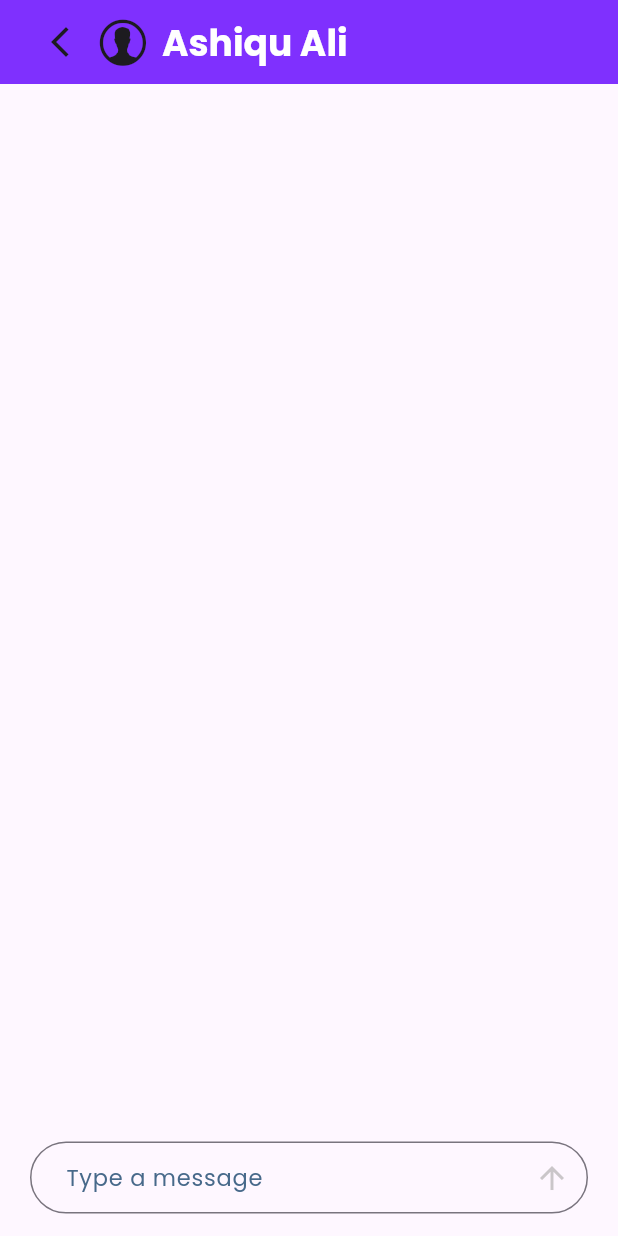
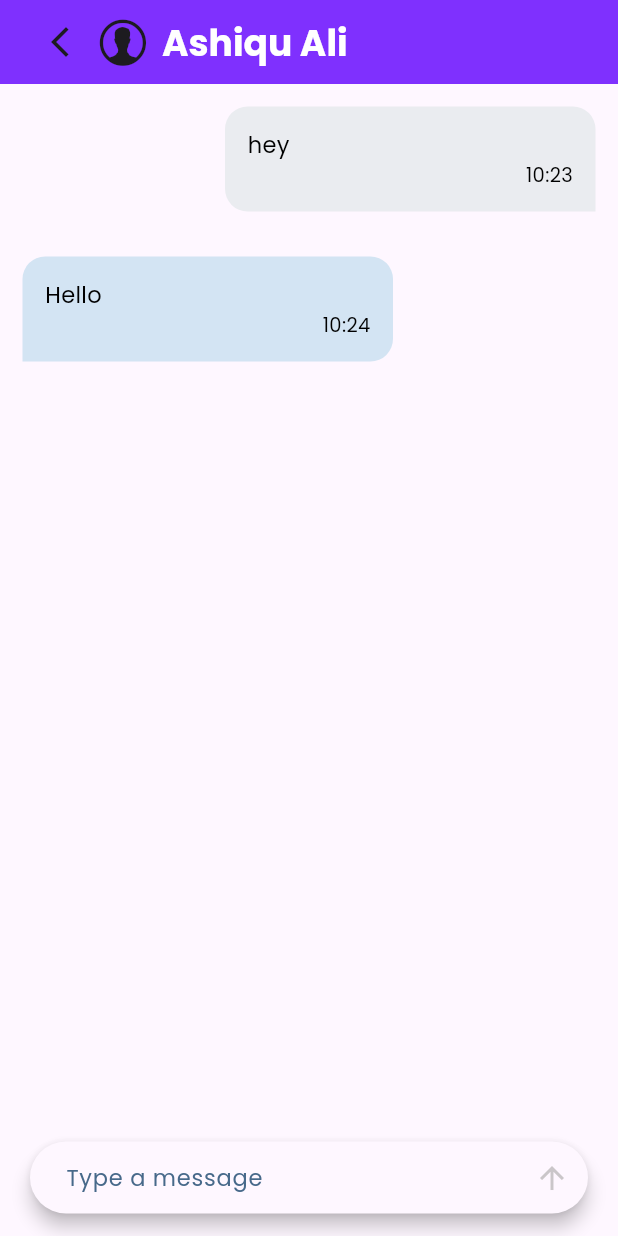
Before and after one commit to ashiqu-ali/genie, a Flutter app: the screen it shows after launch, on a phone screen of 412 x 824 dp. Run offline on Flutter 3.47's test engine with Material 3 defaults, Android fonts, the light colour scheme and no system bars; our stand-ins replace google_fonts.

Commit message:
chat screen completed

```diff
--- a/lib/components/messages.dart
+++ b/lib/components/messages.dart
@@ -20,18 +20,18 @@ class Messages extends StatelessWidget {
   Widget build(BuildContext context) {
     return Container(
       width: double.infinity,
-      padding: EdgeInsets.all(small),
-      margin: EdgeInsets.symmetric(vertical: small).copyWith(
-        left: isUser ? 100 : xsmall,
-        right: isUser ? xsmall : 100,
+      padding: const EdgeInsets.all(small),
+      margin: const EdgeInsets.symmetric(vertical: small).copyWith(
+        left: isUser ? 150 : xsmall,
+        right: isUser ? xsmall : 150,
       ),
       decoration: BoxDecoration(
         color: isUser ? userChat : resChat,
         borderRadius: BorderRadius.only(
-          topLeft: Radius.circular(xsmall),
-          bottomLeft: isUser ? Radius.circular(xsmall) : Radius.zero,
-          topRight: Radius.circular(xsmall),
-          bottomRight: !isUser ? Radius.circular(xsmall) : Radius.zero,
+          topLeft: const Radius.circular(xsmall),
+          bottomLeft: isUser ? const Radius.circular(xsmall) : Radius.zero,
+          topRight: const Radius.circular(xsmall),
+          bottomRight: !isUser ? const Radius.circular(xsmall) : Radius.zero,
         ),
       ),
       child: Column(
@@ -42,10 +42,10 @@ class Messages extends StatelessWidget {
               style: messageText,
             ),
           Row(
-            mainAxisAlignment: isUser ? MainAxisAlignment.start : MainAxisAlignment.end,
+            mainAxisAlignment: MainAxisAlignment.end,
             children: [
               Text(
-                "\n$date",
+                "$date",
                 style: dateText,
               ),
             ],
--- a/lib/pages/chat_screen.dart
+++ b/lib/pages/chat_screen.dart
@@ -20,20 +20,27 @@ class _ChatScreenState extends State<ChatScreen> {
       // backgroundColor: primary1,
       appBar: const MyAppBar(username: 'Ashiqu Ali',),
       body: Column(
-        mainAxisAlignment: MainAxisAlignment.end,
+        mainAxisAlignment: MainAxisAlignment.start,
         children: [
+          const Messages(isUser: true, message: "hey", date: "10:23"),
+          const Messages(isUser: false, message: "Hello", date: "10:24"),
+          const Spacer(),
            Padding(
             padding: const EdgeInsets.symmetric(horizontal: medium, vertical: small),
             child: Expanded(
               flex: 20,
+              child: Material(
+                elevation: 5.0,
+                borderRadius: BorderRadius.circular(30.0),
                 child: TextFormField(
                   maxLines: 6,
                   minLines: 1,
                   controller: _userMessage,
                   decoration: InputDecoration(
-                  contentPadding: EdgeInsets.fromLTRB(medium, 0, small, 0),
+                    contentPadding: const EdgeInsets.fromLTRB(medium, 0, small, 0),
                     border: OutlineInputBorder(
                       borderRadius: BorderRadius.circular(xlarge),
+                      borderSide: BorderSide.none
                     ),
                     hintText: 'Type a message',
                     hintStyle: hintText,
@@ -49,7 +56,9 @@ class _ChatScreenState extends State<ChatScreen> {
                   ),
                 ),
               ),
-          )
+            ),
+                     ),
+
         ],
       ),
     );
--- a/lib/utils/style.dart
+++ b/lib/utils/style.dart
@@ -6,9 +6,11 @@ Color background = const Color(0xFFF9F7F3);
 Color primary1 = const Color(0xFF7f30fe);
 Color primary2 =const Color(0xFF6380fb);
 Color white = const Color(0xFFFFFFFF);
-Color userChat = const Color(0xFF1A80E5);
-Color resChat = const Color(0xFF243647);
+Color chatColor = const Color.fromARGB(255, 211, 228, 243);
 Color hintColor = const Color(0xFF47698A);
+Color black = Colors.black;
+Color resChat = const Color.fromARGB(255, 211, 228, 243);
+Color userChat = const Color.fromARGB(255, 234, 236, 240);
 
 
 //TextStyle
@@ -41,12 +43,12 @@ TextStyle chatStyle = GoogleFonts.poppins(
     fontSize: small,
     fontWeight: FontWeight.w500
 );
-TextStyle messageText = GoogleFonts.poppins(color: white, fontSize: small);
-TextStyle dateText = GoogleFonts.poppins(color: white, fontSize: 13);
+TextStyle messageText = GoogleFonts.poppins(color: black, fontSize: small);
+TextStyle dateText = GoogleFonts.poppins(color: black, fontSize: 13);
 TextStyle hintText = GoogleFonts.poppins(color: hintColor, fontSize: small);
 
 //sizes
-const double xsmall = 10.0;
+const double xsmall = 15.0;
 const double small = 15.0;
 const double medium = 20.0;
 const double large = 30.0;
```
Lines whose indentation alone changed are shown as unchanged.
